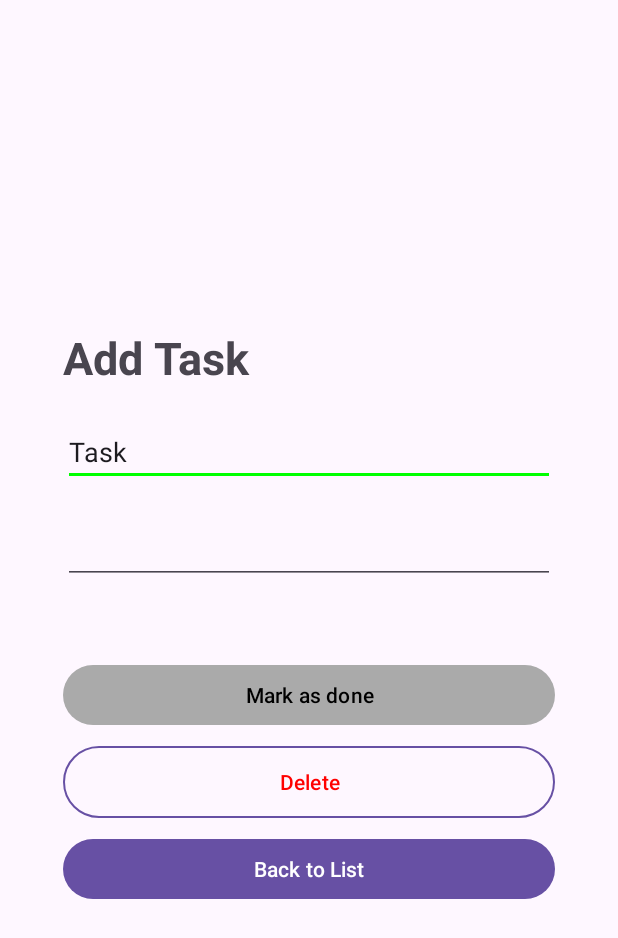
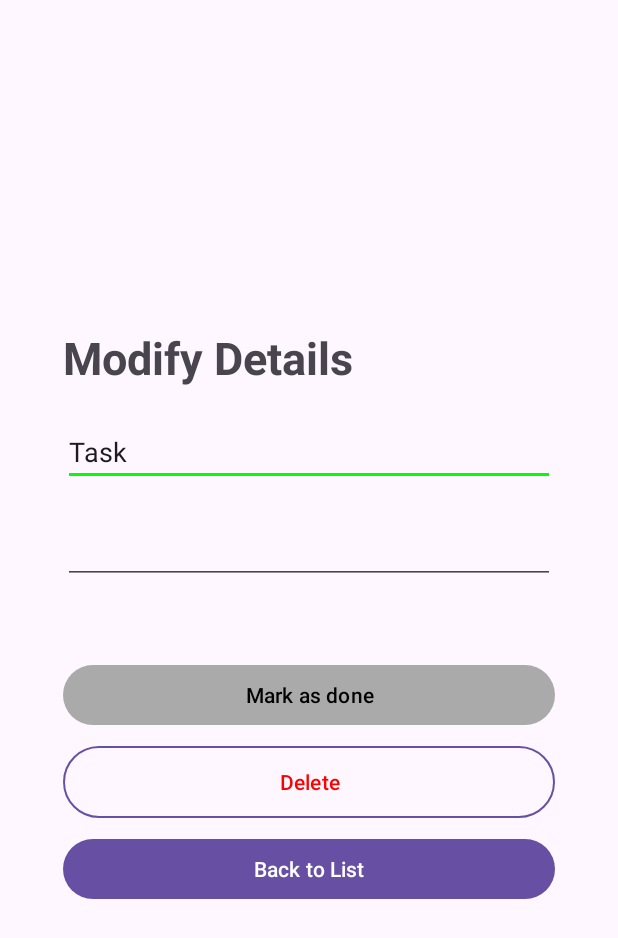
Before and after one commit to liyunze-coding/kotlin-to-do-app, an Android app: the EditTaskActivity screen opened directly, with no data from a screen before it, on a phone screen of 412 x 824 dp. Shown: the top 938 px of the screen. Run offline under Robolectric (Android 15) with nearby library versions, the phone set to English and light mode, and no system bars.

Commit message:
updated UI

```diff
--- a/app/src/main/java/com/deakin/todoapp2/MainActivity.kt
+++ b/app/src/main/java/com/deakin/todoapp2/MainActivity.kt
@@ -15,7 +15,6 @@ import androidx.core.view.WindowInsetsCompat
 import com.google.android.material.floatingactionbutton.FloatingActionButton
 import com.google.gson.Gson
 import com.google.gson.reflect.TypeToken
-import androidx.core.content.ContextCompat
 
 class MainActivity : AppCompatActivity() {
     override fun onCreate(savedInstanceState: Bundle?) {
--- a/app/src/main/res/layout/activity_edit_task.xml
+++ b/app/src/main/res/layout/activity_edit_task.xml
@@ -23,7 +23,7 @@
             android:layout_width="wrap_content"
             android:layout_height="wrap_content"
             android:layout_marginTop="36dp"
-            android:text="Add Task"
+            android:text="Modify Details"
             android:textSize="30sp"
             android:textStyle="bold" />
 
```
